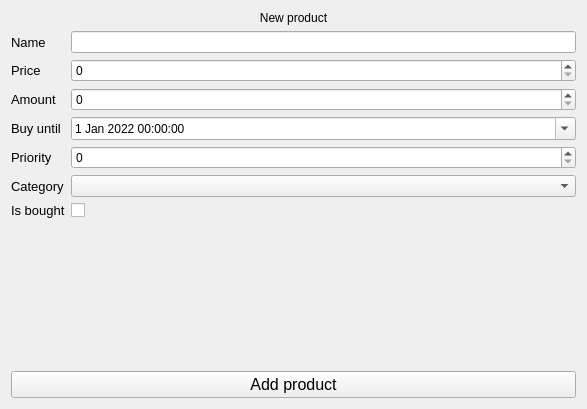
This is src/Client/View/MainPage/List/ListCreateSubPage/ProductQuickCreateSubPage.ui in iodream/Spend-Note as Qt 5 draws it before an edit. The edited form follows.
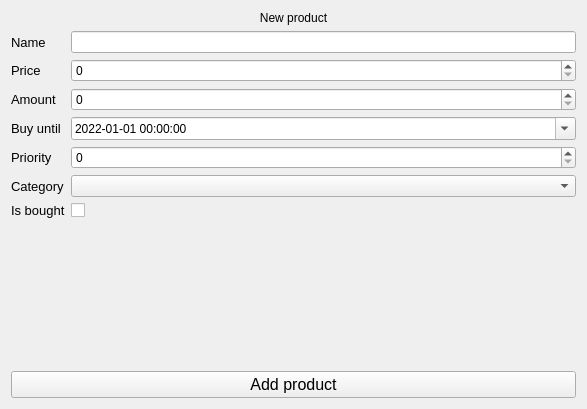
This is the edited form. Icons and pictures are not drawn.

Commit message: set all the dates into format yyyy-mm-dd hh:mm:ss as in database

Patch:
```diff
--- a/src/Client/View/MainPage/List/ListCreateSubPage/ProductQuickCreateSubPage.ui
+++ b/src/Client/View/MainPage/List/ListCreateSubPage/ProductQuickCreateSubPage.ui
@@ -125,6 +125,9 @@
          <day>1</day>
         </date>
        </property>
+       <property name="displayFormat">
+        <string>yyyy-MM-dd hh:mm:ss</string>
+       </property>
        <property name="calendarPopup">
         <bool>true</bool>
        </property>
```
The commit also changes 7 other files.
